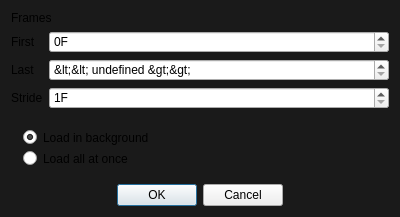
The window that QChromosome/importdialog.ui (Michalaq/ChromosomeVisualizer) describes before a commit, drawn with Qt 5.
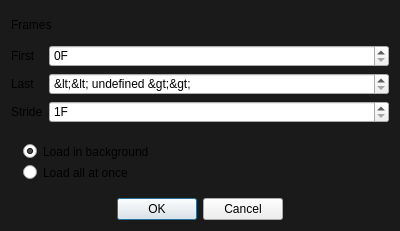
The same window after the commit. Custom widgets are drawn as their Qt base class.

```diff
--- a/QChromosome/importdialog.ui
+++ b/QChromosome/importdialog.ui
@@ -7,7 +7,7 @@
     <x>0</x>
     <y>0</y>
     <width>400</width>
-    <height>208</height>
+    <height>231</height>
    </rect>
   </property>
   <property name="styleSheet">
@@ -84,6 +84,9 @@
        <property name="minimum">
         <number>0</number>
        </property>
+       <property name="maximum">
+        <number>2147483647</number>
+       </property>
       </widget>
      </item>
      <item row="1" column="1">
@@ -94,9 +97,15 @@
        <property name="suffix">
         <string>F</string>
        </property>
+       <property name="minimum">
+        <number>-1</number>
+       </property>
        <property name="maximum">
         <number>2147483647</number>
        </property>
+       <property name="value">
+        <number>-1</number>
+       </property>
       </widget>
      </item>
      <item row="2" column="1">
```
